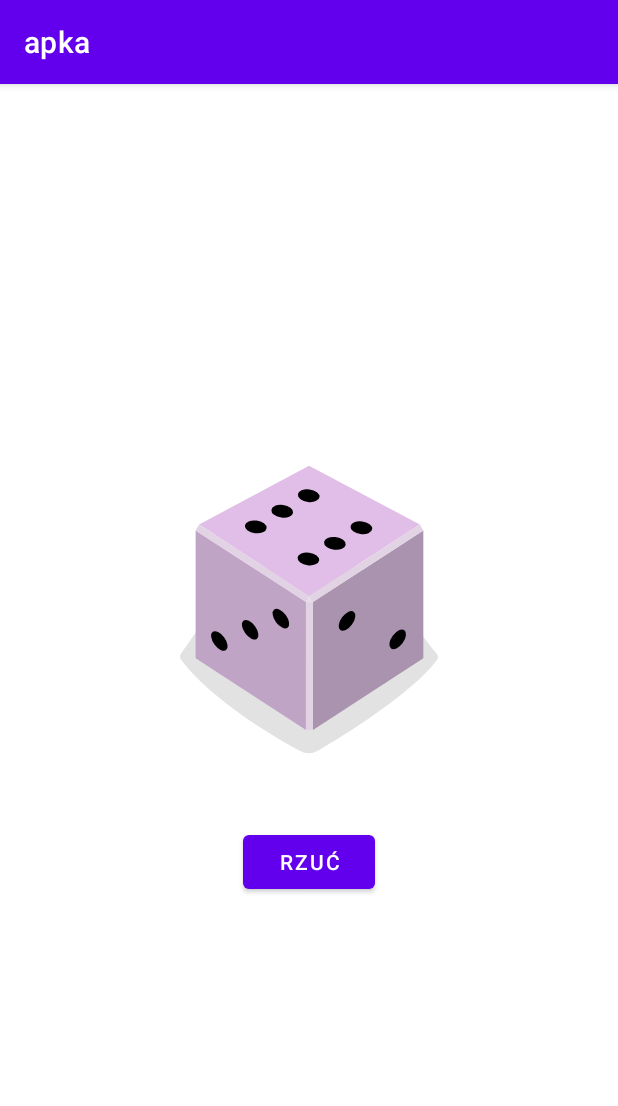
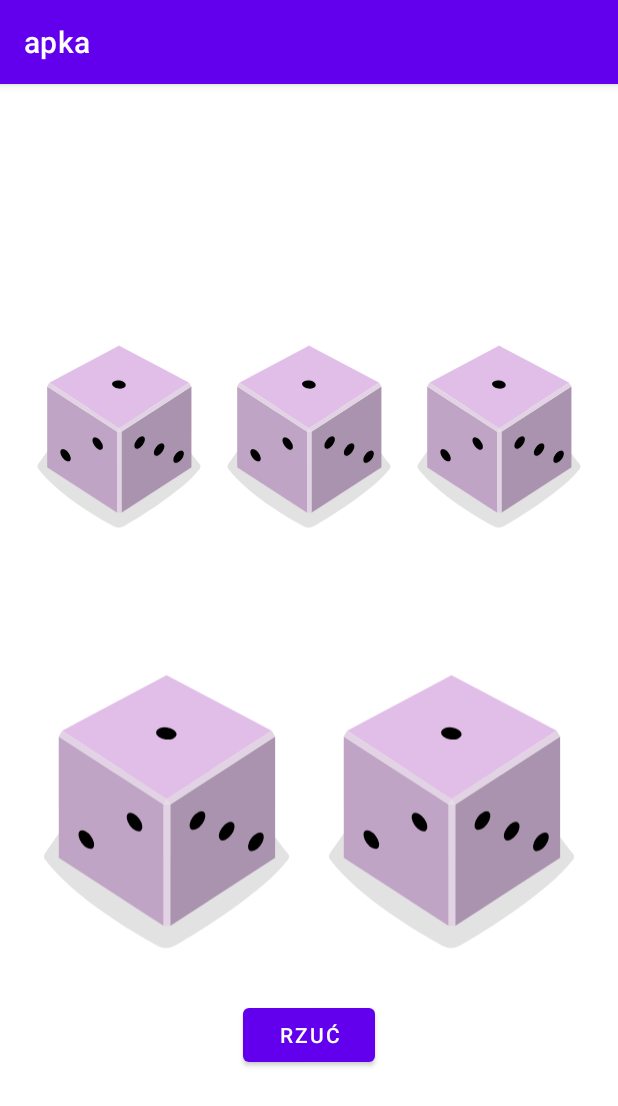
Before and after one commit to Zydson123/roll-dice-pies-hau, an Android app: the screen it shows after launch (MainActivity), on a phone screen of 412 x 824 dp. Shown: the top 1106 px of the screen. Run offline under Robolectric (Android 15) with nearby library versions, the phone set to English and light mode, and no system bars.

Commit message:
finalna wersja na essie

```diff
--- a/app/build.gradle
+++ b/app/build.gradle
@@ -33,6 +33,7 @@ dependencies {
     implementation 'androidx.appcompat:appcompat:1.5.1'
     implementation 'com.google.android.material:material:1.6.1'
     implementation 'androidx.constraintlayout:constraintlayout:2.1.4'
+    implementation 'androidx.gridlayout:gridlayout:1.0.0'
     testImplementation 'junit:junit:4.13.2'
     androidTestImplementation 'androidx.test.ext:junit:1.1.3'
     androidTestImplementation 'androidx.test.espresso:espresso-core:3.4.0'
--- a/app/src/main/java/com/example/apka/Kostka.java
+++ b/app/src/main/java/com/example/apka/Kostka.java
@@ -1,2 +1,74 @@
-package com.example.apka;public class Kostka {
+package com.example.apka;
+
+import android.view.View;
+
+import java.util.ArrayList;
+
+public class Kostka {
+    private int wartosc;
+    private int idObrazka;
+    private boolean czy;
+    private int wylosowana;
+    private ArrayList<Integer> obrazki = new ArrayList<>();
+
+    public Kostka() {
+        UstawObrazek();
+        this.wartosc = (int)(Math.random()*6+1);
+        this.czy=false;
+        this.idObrazka=obrazki.get(wartosc-1);
+    }
+    private void UstawObrazek(){
+        obrazki.add(R.drawable.dice_1);
+        obrazki.add(R.drawable.dice_2);
+        obrazki.add(R.drawable.dice_3);
+        obrazki.add(R.drawable.dice_4);
+        obrazki.add(R.drawable.dice_5);
+        obrazki.add(R.drawable.dice_6);
+    }
+
+    public int getWylosowana() {
+        return wylosowana;
+    }
+
+    public void setWylosowana(int wylosowana) {
+        this.wylosowana = wylosowana;
+    }
+
+    public int getWartosc() {
+        return wartosc;
+    }
+
+    public void setWartosc(int wartosc) {
+        this.wartosc = wartosc;
+    }
+
+    public int getIdObrazka() {
+        return idObrazka;
+    }
+
+    public void setIdObrazka(int idObrazka) {
+        this.idObrazka = idObrazka;
+    }
+
+    public boolean isCzy() {
+        return czy;
+    }
+
+    public void setCzy(boolean czy) {
+        this.czy = czy;
+    }
+
+    public ArrayList<Integer> getObrazki() {
+        return obrazki;
+    }
+
+    public void setObrazki(ArrayList<Integer> obrazki) {
+        this.obrazki = obrazki;
+    }
+
+    public int losuj(){
+        this.wartosc = (int)(Math.random()*6+1);
+        this.idObrazka=obrazki.get(wartosc-1);
+        return this.idObrazka;
+    }
 }
--- a/app/src/main/java/com/example/apka/MainActivity.java
+++ b/app/src/main/java/com/example/apka/MainActivity.java
@@ -2,6 +2,7 @@ package com.example.apka;
 
 import androidx.appcompat.app.AppCompatActivity;
 
+import android.media.Image;
 import android.os.Bundle;
 import android.view.View;
 import android.widget.Button;
@@ -11,30 +12,46 @@ import android.widget.TextView;
 import java.util.ArrayList;
 
 public class MainActivity extends AppCompatActivity {
-    public Integer wylosowana=0;
-    public ArrayList<Integer> obrazki = new ArrayList<>();
 
     @Override
     protected void onCreate(Bundle savedInstanceState) {
         super.onCreate(savedInstanceState);
         setContentView(R.layout.activity_main);
-        obrazki.add(R.drawable.dice_1);
-        obrazki.add(R.drawable.dice_2);
-        obrazki.add(R.drawable.dice_3);
-        obrazki.add(R.drawable.dice_4);
-        obrazki.add(R.drawable.dice_5);
-        obrazki.add(R.drawable.dice_6);
         Button btn = findViewById(R.id.button);
-        TextView diceText = findViewById(R.id.textView);
-        diceText.setVisibility(diceText.INVISIBLE);
-        ImageView koscObrazek = findViewById(R.id.imageView);
+        ArrayList<ImageView> obrazki = new ArrayList<>();
+        ArrayList<Kostka> Kostki = new ArrayList<>();
+        obrazki.add(findViewById(R.id.imageView1));
+        obrazki.add(findViewById(R.id.imageView2));
+        obrazki.add(findViewById(R.id.imageView3));
+        obrazki.add(findViewById(R.id.imageView4));
+        obrazki.add(findViewById(R.id.imageView5));
+        for(int i=0; i<obrazki.size(); i++){
+            ImageView obrazek = obrazki.get(i);
+            Kostka kosc = new Kostka();
+            Kostki.add(kosc);
+            obrazek.setOnClickListener(new View.OnClickListener() {
+                @Override
+                public void onClick(View view) {
+                    if(!kosc.isCzy()){
+                        obrazek.setAlpha(150);
+                        kosc.setCzy(true);
+                    }
+                    else{
+                        obrazek.setAlpha(255);
+                        kosc.setCzy(false);
+                    }
+                }
+            });
+        }
         btn.setOnClickListener(new View.OnClickListener() {
             @Override
             public void onClick(View view) {
-                wylosowana = (int)(Math.random()*6+1);
-                diceText.setText(wylosowana.toString());
-                diceText.setVisibility(diceText.VISIBLE);
-                koscObrazek.setImageResource(obrazki.get(wylosowana-1));
+                for(int i=0;i<obrazki.size();i++){
+                    Kostka kosc = Kostki.get(i);
+                    if(!kosc.isCzy()){
+                        obrazki.get(i).setImageResource(kosc.losuj());
+                    }
+                }
             }
         });
     }
--- a/app/src/main/res/layout/activity_main.xml
+++ b/app/src/main/res/layout/activity_main.xml
@@ -4,24 +4,59 @@
     xmlns:tools="http://schemas.android.com/tools"
     android:layout_width="match_parent"
     android:layout_height="match_parent"
+    android:layout_margin="16dp"
+    android:gravity="center"
     android:orientation="vertical"
-    tools:context=".MainActivity"
-    android:gravity="center"
-    android:layout_margin="16dp">
+    tools:context=".MainActivity">
 
-    <ImageView
-        android:id="@+id/imageView"
-        android:layout_width="match_parent"
-        android:layout_height="wrap_content"
-        app:srcCompat="@drawable/dice_6" />
-
-    <TextView
-        android:id="@+id/textView"
+    <LinearLayout
         android:layout_width="wrap_content"
         android:layout_height="wrap_content"
-        android:text="Rzuć kością"
-        tools:ignore="MissingConstraints" />
+        android:orientation="horizontal">
 
+        <ImageView
+            android:id="@+id/imageView1"
+            android:layout_width="wrap_content"
+            android:layout_height="wrap_content"
+            android:layout_weight="1"
+            app:srcCompat="@drawable/dice_1" />
+
+        <ImageView
+            android:id="@+id/imageView2"
+            android:layout_width="wrap_content"
+            android:layout_height="wrap_content"
+            android:layout_weight="1"
+            app:srcCompat="@drawable/dice_1" />
+
+        <ImageView
+            android:id="@+id/imageView3"
+            android:layout_width="wrap_content"
+            android:layout_height="wrap_content"
+            android:layout_weight="1"
+            app:srcCompat="@drawable/dice_1" />
+    </LinearLayout>
+
+    <LinearLayout
+        android:layout_width="wrap_content"
+        android:layout_height="wrap_content"
+        android:orientation="horizontal">
+
+        <ImageView
+            android:id="@+id/imageView4"
+            android:layout_width="wrap_content"
+            android:layout_height="wrap_content"
+            android:layout_weight="1"
+            app:srcCompat="@drawable/dice_1" />
+
+        <ImageView
+            android:id="@+id/imageView5"
+            android:layout_width="wrap_content"
+            android:layout_height="wrap_content"
+            android:layout_weight="1"
+            app:srcCompat="@drawable/dice_1" />
+
+
+    </LinearLayout>
     <Button
         android:id="@+id/button"
         android:layout_width="wrap_content"
```
